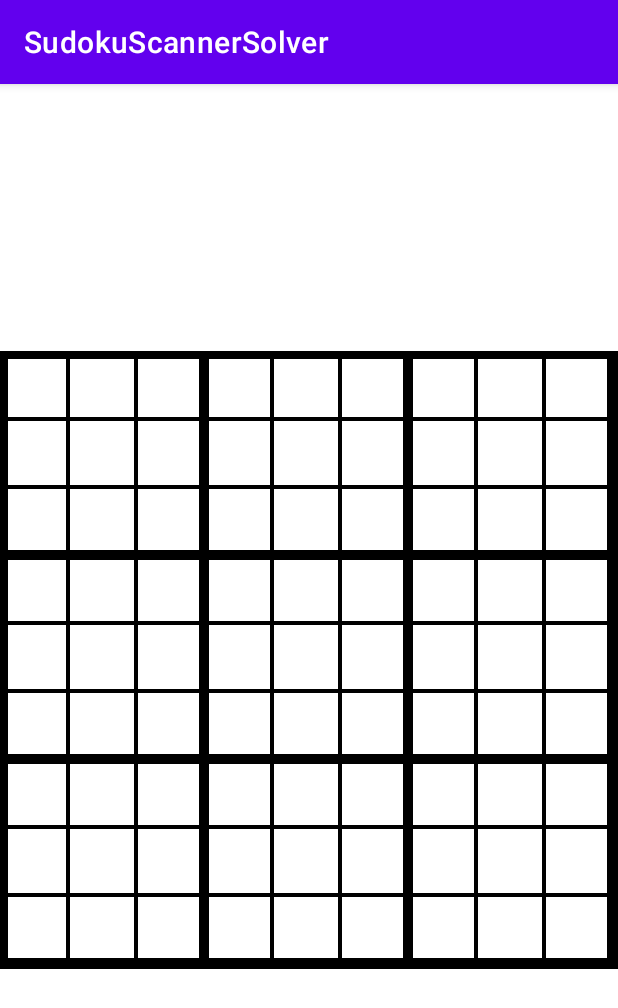
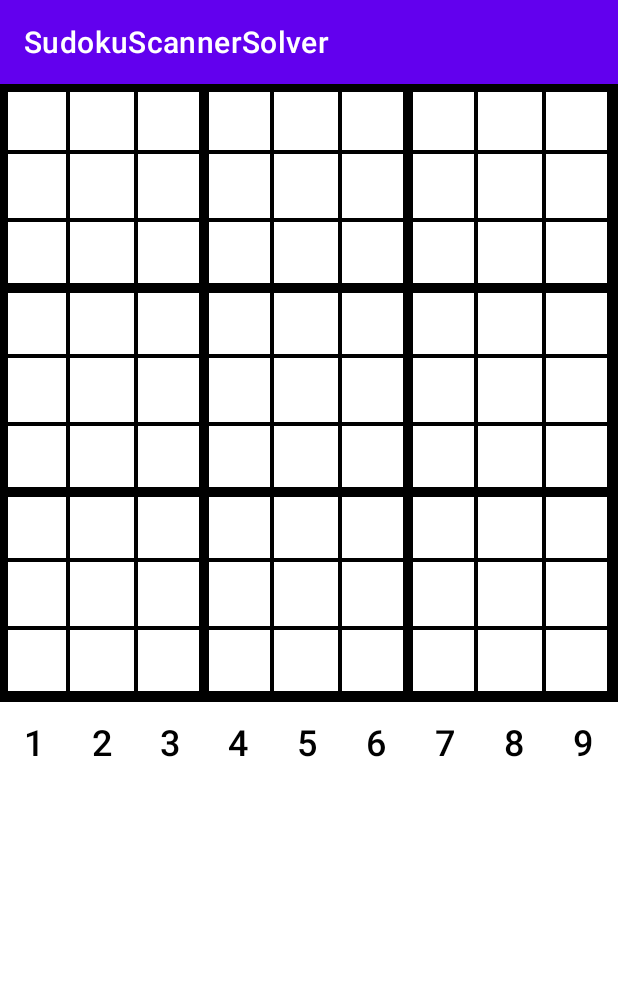
Before and after one commit to chicken4tor/Coursework_Cherniayev_IPS32, an Android app: the screen it shows after launch (MainActivity), on a phone screen of 412 x 824 dp. Shown: the top 1008 px of the screen. Run offline under Robolectric (Android 15) with nearby library versions, the phone set to English and light mode, and no system bars.

Commit message:
working with 1-9 buttons, working with cells filling

```diff
--- a/app/src/main/java/com/cherniayev/sudokuscannersolver/Solver.java
+++ b/app/src/main/java/com/cherniayev/sudokuscannersolver/Solver.java
@@ -1,13 +1,57 @@
 package com.cherniayev.sudokuscannersolver;
+
+import java.util.ArrayList;
 
 public class Solver {
 
-    private static int selectedRow;
-    private static int selectedColumn;
+    int[][] board;
+    ArrayList<ArrayList<Object>> emptyBoxIndex;
+    int selectedRow;
+    int selectedColumn;
 
     Solver() {
         selectedRow = -1;
         selectedColumn = -1;
+
+        board = new int[9][9];
+
+        //Заповнюємо нашу доску нулями. 0 = пуста клітинка
+        for (int r = 0; r < 9; r++) {
+            for (int c = 0; c < 9; c++) {
+                board [r][c] = 0;
+            }
+        }
+
+        emptyBoxIndex = new ArrayList<>();
+    }
+
+    private void getEmptyBoardIndxs() {
+        for (int r = 0; r < 9; r++) {
+            for (int c = 0; c < 9; c++) {
+                if (this.board[r][c] == 0) {
+                    this.emptyBoxIndex.add(new ArrayList<>());
+                    this.emptyBoxIndex.get(this.emptyBoxIndex.size() - 1).add(r);
+                    this.emptyBoxIndex.get(this.emptyBoxIndex.size() - 1).add(c);
+                }
+            }
+        }
+    }
+
+    private void setNumberPosition(int num) {
+        if (this.selectedRow != -1 && this.selectedColumn != -1) {
+            //Якщо користувач помилився, то він може натиснути на той самий номер у вибраній
+            //клітинці щоб зробити клітинку знов пустою
+            if (this.board[this.selectedRow][this.selectedColumn] == num) {
+                this.board[this.selectedRow][this.selectedColumn] = 0;
+            } else {
+                //В зворотньому випадку присвоїти клітинці значення, яке вибрав користувач
+                this.board[this.selectedRow][this.selectedColumn] = num;
+            }
+        }
+    }
+
+    public int[][] getBoard(){
+        return this.board;
     }
 
     public int getSelectedRow() {
--- a/app/src/main/java/com/cherniayev/sudokuscannersolver/SudokuBoard.java
+++ b/app/src/main/java/com/cherniayev/sudokuscannersolver/SudokuBoard.java
@@ -5,6 +5,7 @@ import android.content.Context;
 import android.content.res.TypedArray;
 import android.graphics.Canvas;
 import android.graphics.Paint;
+import android.graphics.Rect;
 import android.util.AttributeSet;
 import android.view.MotionEvent;
 import android.view.View;
@@ -15,9 +16,17 @@ public class SudokuBoard extends View {
     private final int boardColor;
     private final int cellFillColor;
     private final int cellHighligthColor;
+
+    private final int numberColor;
+    private final int numberColorSolved;
+
     private final Paint boardColorPaint = new Paint();
     private final Paint cellFillColorPaint = new Paint();
     private final Paint cellHighligthColorPaint = new Paint();
+    private final Paint numberPaint = new Paint();
+
+    private final Rect numberPaintBounds = new Rect();
+
     private int cellSize;
     private final Solver solver = new Solver();
 
@@ -33,6 +42,8 @@ public class SudokuBoard extends View {
             boardColor = a.getInteger(R.styleable.SudokuBoard_boardColor, 0);
             cellFillColor = a.getInteger(R.styleable.SudokuBoard_cellFillColor, 0);
             cellHighligthColor = a.getInteger(R.styleable.SudokuBoard_cellHighlightColor, 0);
+            numberColor = a.getInteger(R.styleable.SudokuBoard_numberColor, 0);
+            numberColorSolved = a.getInteger(R.styleable.SudokuBoard_numberColorSolved, 0);
         } finally {
             a.recycle();
         }
@@ -124,7 +135,8 @@ public class SudokuBoard extends View {
             } else {
                 drawThinLine();
             }
-            canvas.drawLine(0, cellSize * r, getWidth(), cellSize * r, boardColorPaint);
+            canvas.drawLine(0, cellSize * r, getWidth(),
+                    cellSize * r, boardColorPaint);
         }
     }
 
@@ -139,4 +151,9 @@ public class SudokuBoard extends View {
         boardColorPaint.setStrokeWidth(4);
         boardColorPaint.setColor(boardColor);
     }
+
+    private void drawNumbers(Canvas canvas) {
+
+
+    }
 }
--- a/app/src/main/res/layout/activity_main.xml
+++ b/app/src/main/res/layout/activity_main.xml
@@ -14,11 +14,111 @@
         custom:boardColor="#000000"
         custom:cellFillColor="#00ff7f"
         custom:cellHighlightColor="#98fb98"
-        custom:layout_constraintBottom_toBottomOf="parent"
         custom:layout_constraintEnd_toEndOf="parent"
         custom:layout_constraintStart_toStartOf="parent"
         custom:layout_constraintTop_toTopOf="parent">
 
     </com.cherniayev.sudokuscannersolver.SudokuBoard>
 
+    <LinearLayout
+        android:id="@+id/linearLayout"
+        android:layout_width="match_parent"
+        android:layout_height="wrap_content"
+        android:orientation="horizontal"
+        custom:layout_constraintStart_toStartOf="parent"
+        custom:layout_constraintEnd_toEndOf="parent"
+        custom:layout_constraintTop_toBottomOf="@+id/SudokuBoard">
+
+        <Button
+            android:id="@+id/button"
+            style="@style/Widget.AppCompat.Button.Borderless"
+            android:layout_width="0dp"
+            android:layout_height="wrap_content"
+            android:layout_weight="1"
+            android:text="@string/One"
+            android:textColor="@color/black"
+            android:textSize="24sp"/>
+
+        <Button
+            android:id="@+id/button2"
+            style="@style/Widget.AppCompat.Button.Borderless"
+            android:layout_width="0dp"
+            android:layout_height="wrap_content"
+            android:layout_weight="1"
+            android:text="@string/Two"
+            android:textColor="@color/black"
+            android:textSize="24sp"/>
+
+        <Button
+            android:id="@+id/button3"
+            style="@style/Widget.AppCompat.Button.Borderless"
+            android:layout_width="0dp"
+            android:layout_height="wrap_content"
+            android:layout_weight="1"
+            android:text="@string/Three"
+            android:textColor="@color/black"
+            android:textSize="24sp"/>
+
+        <Button
+            android:id="@+id/button4"
+            style="@style/Widget.AppCompat.Button.Borderless"
+            android:layout_width="0dp"
+            android:layout_height="wrap_content"
+            android:layout_weight="1"
+            android:text="@string/Four"
+            android:textColor="@color/black"
+            android:textSize="24sp"/>
+
+        <Button
+            android:id="@+id/button5"
+            style="@style/Widget.AppCompat.Button.Borderless"
+            android:layout_width="0dp"
+            android:layout_height="wrap_content"
+            android:layout_weight="1"
+            android:text="@string/Five"
+            android:textColor="@color/black"
+            android:textSize="24sp"/>
+
+        <Button
+            android:id="@+id/button6"
+            style="@style/Widget.AppCompat.Button.Borderless"
+            android:layout_width="0dp"
+            android:layout_height="wrap_content"
+            android:layout_weight="1"
+            android:text="@string/Six"
+            android:textColor="@color/black"
+            android:textSize="24sp"/>
+
+        <Button
+            android:id="@+id/button7"
+            style="@style/Widget.AppCompat.Button.Borderless"
+            android:layout_width="0dp"
+            android:layout_height="wrap_content"
+            android:layout_weight="1"
+            android:text="@string/Seven"
+            android:textColor="@color/black"
+            android:textSize="24sp"/>
+
+        <Button
+            android:id="@+id/button8"
+            style="@style/Widget.AppCompat.Button.Borderless"
+            android:layout_width="0dp"
+            android:layout_height="wrap_content"
+            android:layout_weight="1"
+            android:text="@string/Eight"
+            android:textColor="@color/black"
+            android:textSize="24sp"/>
+
+        <Button
+            android:id="@+id/button9"
+            style="@style/Widget.AppCompat.Button.Borderless"
+            android:layout_width="0dp"
+            android:layout_height="wrap_content"
+            android:layout_weight="1"
+            android:text="@string/Nine"
+            android:textColor="@color/black"
+            android:textSize="24sp"/>
+
+    </LinearLayout>
+
 </androidx.constraintlayout.widget.ConstraintLayout>
--- a/app/src/main/res/values/attributes.xml
+++ b/app/src/main/res/values/attributes.xml
@@ -1,8 +1,10 @@
 <?xml version="1.0" encoding="utf-8"?>
 <resources>
     <declare-styleable name="SudokuBoard">
-        <attr name="boardColor" format="color" />
-        <attr name="cellFillColor" format="color" />
-        <attr name="cellHighlightColor" format="color" />
+        <attr name="boardColor" format="color"/>
+        <attr name="cellFillColor" format="color"/>
+        <attr name="cellHighlightColor" format="color"/>
+        <attr name="numberColor" format="color"/>
+        <attr name="numberColorSolved" format="color"/>
     </declare-styleable>
 </resources>
--- a/app/src/main/res/values/strings.xml
+++ b/app/src/main/res/values/strings.xml
@@ -1,3 +1,14 @@
 <resources>
     <string name="app_name">SudokuScannerSolver</string>
+
+    <string name="One">1</string>
+    <string name="Two">2</string>
+    <string name="Three">3</string>
+    <string name="Four">4</string>
+    <string name="Five">5</string>
+    <string name="Six">6</string>
+    <string name="Seven">7</string>
+    <string name="Eight">8</string>
+    <string name="Nine">9</string>
+
 </resources>
```
